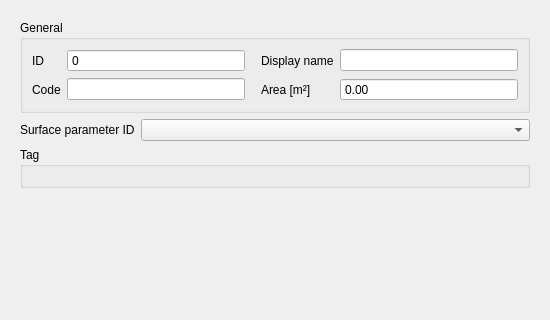
Old version of the form threedi_schematisation_editor/forms/ui/surface.ui in the repository nens/threedi-schematisation-editor; both pictures show x 0 to 550 and y 0 to 320 of the 550 by 550 pixel window.
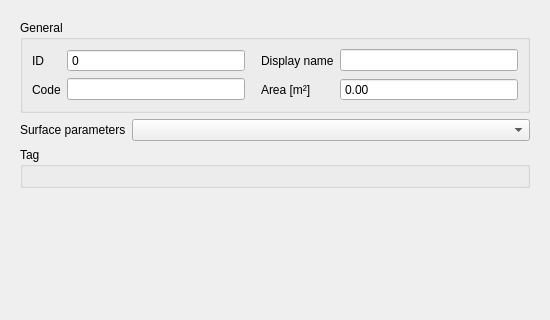
New version of the form.

Diff of the .ui file:
```diff
--- a/threedi_schematisation_editor/forms/ui/surface.ui
+++ b/threedi_schematisation_editor/forms/ui/surface.ui
@@ -50,7 +50,7 @@
          <item>
           <widget class="QLabel" name="label">
            <property name="text">
-            <string>Surface parameter ID</string>
+            <string>Surface parameters</string>
            </property>
           </widget>
          </item>
```
